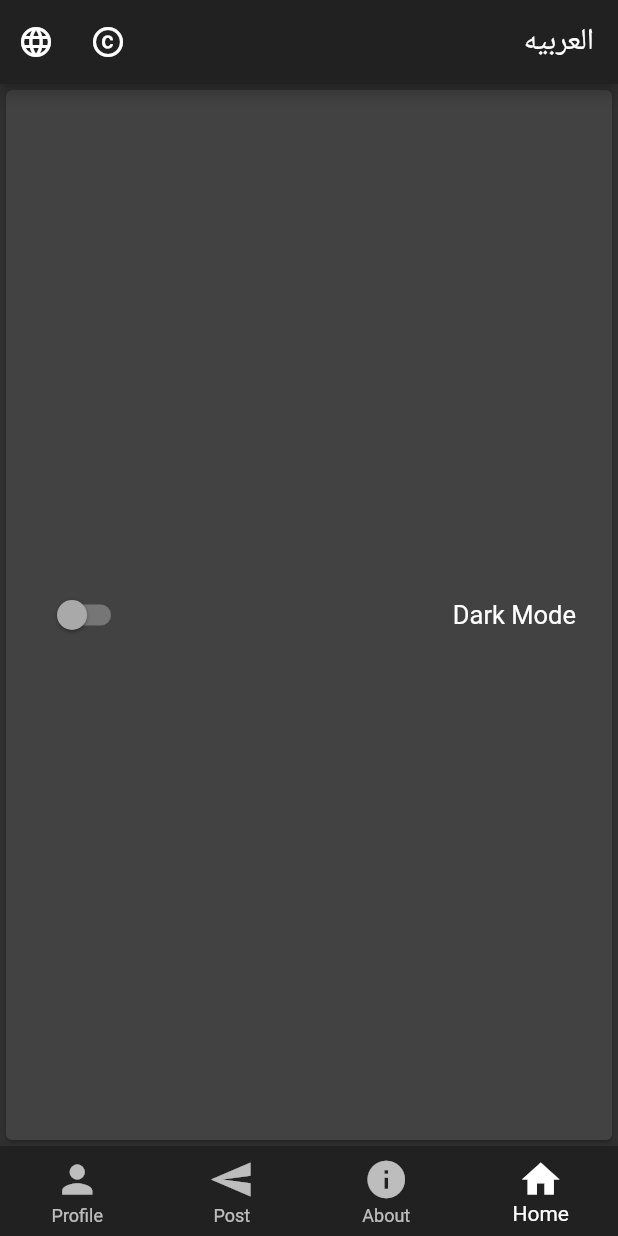
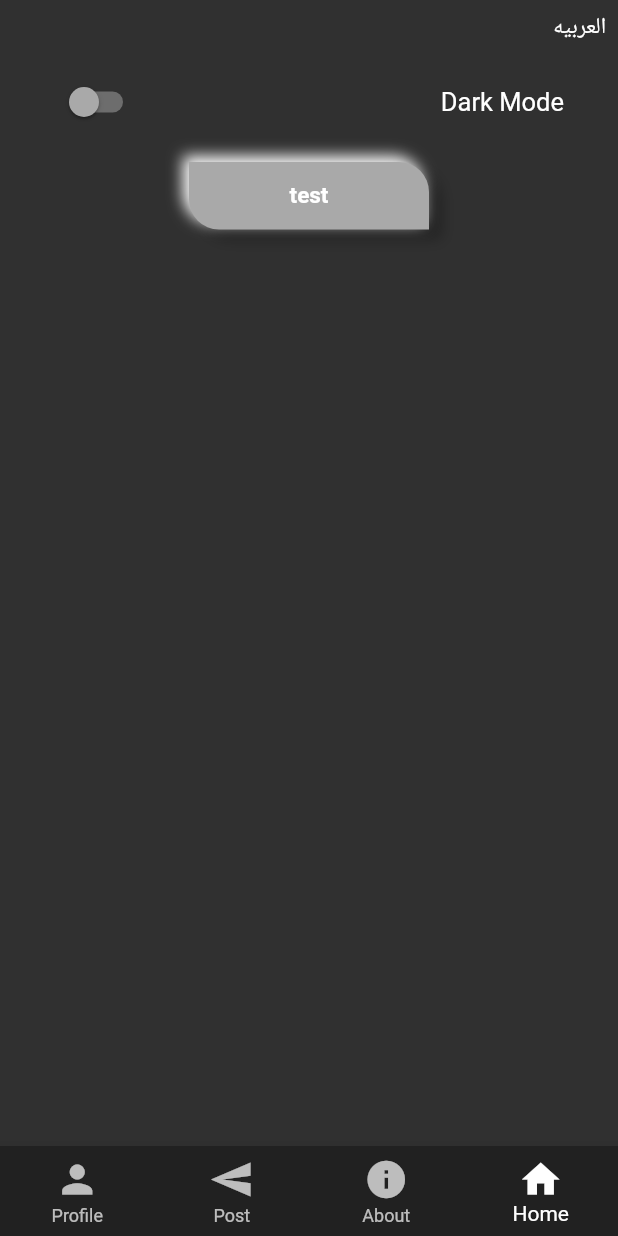
Before and after one commit to Abdelrhman9623/elevation, a Flutter app: the TapsScreen screen opened directly, on a phone screen of 412 x 824 dp. Run offline on Flutter 3.47's test engine with Material 2 defaults, Android fonts, the phone set to English and light mode, and no system bars; our stand-ins replace google_fonts, shared_preferences; missing offline and left inert: empty_widget; accounts and stored records are empty; Roboto replaces fonts that are missing (Cairo).

Commit message:
Make some Changes

```diff
--- a/lib/constants/constants.dart
+++ b/lib/constants/constants.dart
@@ -7,6 +7,7 @@ Color btnColor = Color(0XFF333333);
 Color titleCOlor = Color(0XFFA9A9A9);
 Color prageCOlor = Colors.white;
 Color iconCOlor = Color(0XFF00A572);
+Color shadowColor = Color(0XFFf1f2f6);
 // Dark Theme
 Color backgroudColorDark = Color(0XFFA9A9A9);
 Color btnColorDark = Colors.white;
--- a/lib/main.dart
+++ b/lib/main.dart
@@ -1,3 +1,4 @@
+import './screens/intro_screens/welcome_Screen.dart';
 import 'package:flutter/material.dart';
 import 'package:flutter_localizations/flutter_localizations.dart';
 import 'package:provider/provider.dart';
@@ -53,7 +54,7 @@ class NewMaterialAppWithTheme extends StatelessWidget {
           debugShowCheckedModeBanner: false,
           title: 'Flutter Demo',
           theme: setteing.darkTheme ? dark : light,
-          home: TapsScreen(),
+          home: WelcomeScreen(),
           // routes: {
           //   ProfileScreen.routeName: (ctx) => ProfileScreen(),
           // },
--- a/lib/providers/app_setting.dart
+++ b/lib/providers/app_setting.dart
@@ -1,19 +1,18 @@
 import 'dart:ui';
-import 'dart:convert';
 import 'package:flutter/material.dart';
 import 'package:shared_preferences/shared_preferences.dart';
 import '../constants/constants.dart';
 
 ThemeData light = ThemeData(
     brightness: Brightness.light,
-    primarySwatch: Colors.grey,
+    primarySwatch: Colors.blue,
     accentColor: titleCOlor,
     scaffoldBackgroundColor: Color(0xfff1f1f1)
   );
 
   ThemeData dark = ThemeData(
     brightness: Brightness.dark,
-    primarySwatch: Colors.grey,
+    primarySwatch: Colors.blue,
     accentColor: titleCOlor,
   );
 
@@ -33,52 +32,40 @@ class AppSetteing with ChangeNotifier {
       return Null;
     }
     _appLocale = Locale(prefs.getString('userData'));
-    // // _appLocale = Locale('ar');
-    // print(_appLocale);
     return Null;
-
   }
 
 //  CONTROLLING OF LANGUAGE OF APP
-  // Future<void> changeDirection() async {
-  //   var prefs = await SharedPreferences.getInstance();
-  //   if (_appLocale == Locale("ar")) {
-  //     _appLocale = Locale("en");
-  //     final userDate = json.encode({
-  //       'language': _appLocale.toLanguageTag()
-  //      });
-  //      prefs.setString('userData', userDate);
-  //       print(userDate);
-  //   } else {
-  //     _appLocale = Locale("ar");
-  //     final userDate = json.encode({
-  //       'language': _appLocale.toLanguageTag()
-  //      });
-  //      prefs.setString('userData', userDate);
-  //      print(userDate);
-  //   }
-  //   // final userDate = json.encode({
-  //   //   'language': _appLocale.toLanguageTag()
-  //   // });
-  //   notifyListeners();
-  // }
-
-  void changeLanguage(Locale type) async {
+  Future<void> changeDirection() async {
     var prefs = await SharedPreferences.getInstance();
-    if (_appLocale == type) {
-      return;
-    }
-    if (type == Locale("ar")) {
+    if (_appLocale == Locale("ar")) {
+      _appLocale = Locale("en");
+      await prefs.setString('userData', 'en');
+      await prefs.setString('countryCode', 'US');
+    } else {
       _appLocale = Locale("ar");
       await prefs.setString('userData', 'ar');
       await prefs.setString('countryCode', '');
-    } else {
-      _appLocale = Locale("en");
-      await prefs.setString('userData', 'en');
-      await prefs.setString('countryCode', 'US');
     }
     notifyListeners();
   }
+
+  // void changeLanguage(Locale type) async {
+  //   var prefs = await SharedPreferences.getInstance();
+  //   if (_appLocale == type) {
+  //     return;
+  //   }
+  //   if (type == Locale("ar")) {
+  //     _appLocale = Locale("ar");
+  //     await prefs.setString('userData', 'ar');
+  //     await prefs.setString('countryCode', '');
+  //   } else {
+  //     _appLocale = Locale("en");
+  //     await prefs.setString('userData', 'en');
+  //     await prefs.setString('countryCode', 'US');
+  //   }
+  //   notifyListeners();
+  // }
 
 
   // SET OUR THEME
--- a/lib/screens/home_screen.dart
+++ b/lib/screens/home_screen.dart
@@ -1,12 +1,18 @@
 import 'package:flutter/material.dart';
+import 'package:google_fonts/google_fonts.dart';
 import 'package:provider/provider.dart';
 import '../providers/app_setting.dart';
+import '../widgets/units/softFlatButton.dart';
+
 
 class HomeScreen extends StatelessWidget {
   @override
   Widget build(BuildContext context) {
-    return Card(
-      // color: Colors.amber,
+    return Column(
+      children: <Widget>[
+        Card(
+          elevation: 0,
+          color: Colors.transparent,
           child: Padding(
           padding: const EdgeInsets.all(8.0),
           child: Center(
@@ -21,6 +27,18 @@ class HomeScreen extends StatelessWidget {
                 ),
               ),
             ),
+        ),
+        SoftFlatButton(
+          flatBtn: FlatButton(
+            clipBehavior: Clip.antiAlias,
+            // color: Colors.black,
+            child: Text('test', style: GoogleFonts.cairo(
+              color: Colors.white,
+            ),),
+            onPressed: () {},
+          ),
+        ),
+      ],
     );
   }
 }
--- a/lib/screens/taps_screen.dart
+++ b/lib/screens/taps_screen.dart
@@ -7,12 +7,7 @@ import '../screens/home_screen.dart';
 import '../screens/about_screen.dart';
 import '../screens/posts_screen.dart';
 import '../screens/profile_screen.dart';
-
-
-enum LangSetting {
-  En,
-  Ar
-}
+import '../widgets/units/softButton.dart';
 
 class TapsScreen extends StatefulWidget {
   @override
@@ -41,6 +36,10 @@ class _TapsScreenState extends State<TapsScreen> {
     setState(() {
       _selectPageIndex = i;
     });
+  }
+
+  void _selectLang() {
+    Provider.of<AppSetteing>(context, listen: false).changeDirection();
   }
 
   @override
@@ -84,44 +83,28 @@ class _TapsScreenState extends State<TapsScreen> {
     }
 
     return Scaffold(
-      appBar: AppBar(
-        title: Text(
-          Translations.of(context).title,
-          style: GoogleFonts.roboto(),
-        ),
-        actions: <Widget>[
-          IconButton(
-            icon: Icon(Icons.copyright),
-            onPressed: _copyRight,
-          ),
-           PopupMenuButton(
-            onSelected: ( LangSetting selectValue ) {
-              setState(() {
-                if (selectValue == LangSetting.En) {
-                  Provider.of<AppSetteing>(context, listen: false).changeLanguage(Locale('en'));
-                } else {
-                  Provider.of<AppSetteing>(context, listen: false).changeLanguage(Locale('ar'));
-                }
-              });
-            },
-            icon: Icon(Icons.language),
-            padding: const EdgeInsets.all(0),
-            itemBuilder: (_) => [
-              PopupMenuItem(
-                child: Center(
-                  child: Text('English', textAlign: TextAlign.center,)
-                ),
-                value: LangSetting.En,
+      body: SafeArea(
+        child: Padding(
+          padding: const EdgeInsets.all(8.0),
+          child: Column(
+            children: <Widget>[
+              Row(
+                mainAxisAlignment: MainAxisAlignment.spaceBetween,
+                children: <Widget>[
+                  // IconButtonBase(
+                  //   button: Icon(Icons.language),
+                  // ),
+                  Text(Translations.of(context).title),
+                  // IconButtonBase(
+                  //   button: Icon(Icons.copyright),
+                  // ),
+                ],
               ),
-              PopupMenuItem(
-                child: Center(child: Text('عربي', textAlign: TextAlign.center,)),
-                value: LangSetting.Ar,
-              ),
+              _page[_selectPageIndex]['pages']
             ],
           ),
-        ],
+        ),
       ),
-      body: _page[_selectPageIndex]['pages'],
       bottomNavigationBar: BottomNavigationBar(
           currentIndex: _selectPageIndex,
           type: BottomNavigationBarType.fixed,
--- /dev/null
+++ b/lib/widgets/units/softFlatButton.dart
@@ -0,0 +1,32 @@
+import 'package:flutter/material.dart';
+class SoftFlatButton extends StatelessWidget {
+  double height;
+  double width;
+  final Widget flatBtn;
+  SoftFlatButton({key, this.height, this.width, @required this.flatBtn})
+  : super(key: key) {
+    if (height == null || height <= 0 && width == null || width <= 0) {
+      height = 45;
+      width = 160;
+    }
+  }
+  @override
+  Widget build(BuildContext context) {
+    return Container(
+      height: height,
+      width: width,
+      decoration: BoxDecoration(
+        color: Theme.of(context).accentColor,
+        borderRadius: BorderRadius.only(
+          bottomLeft: Radius.circular(20),
+          topRight: Radius.circular(20),
+        ),
+        boxShadow: [
+          BoxShadow( color: Theme.of(context).primaryColor, offset: Offset(8,6), blurRadius: 8 ),
+          BoxShadow( color: Colors.white, offset: Offset(-4,-4), blurRadius: 8 ),
+        ],
+      ),
+      child: flatBtn,
+    );
+  }
+}
--- a/pubspec.yaml
+++ b/pubspec.yaml
@@ -31,6 +31,7 @@ dependencies:
   email_validator: ^1.0.4
   phone_number: ^0.6.0+2
   google_fonts: ^0.3.9
+  empty_widget: ^0.0.1-dev.1
 
 
   # The following adds the Cupertino Icons font to your application.
```
Also changed, not shown: lib/screens/intro_screens/welcome_Screen.dart (added, +20 -0 lines), lib/widgets/units/softButton.dart (added, +32 -0 lines), pubspec.lock. Lines whose indentation alone changed are shown as unchanged.
